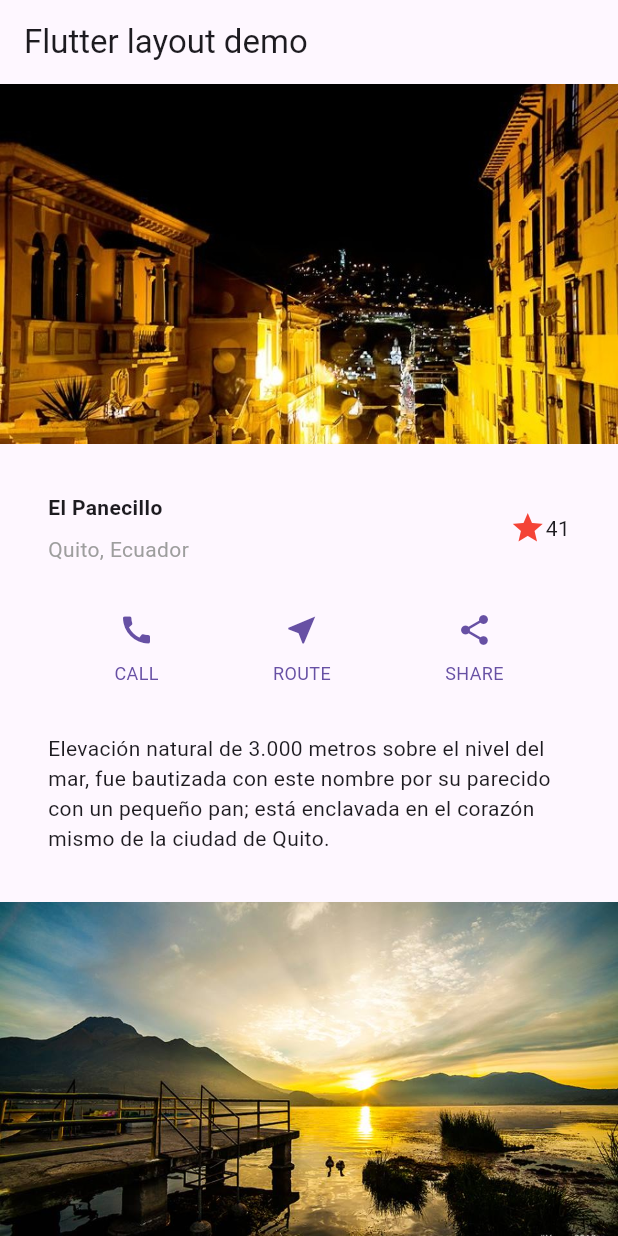
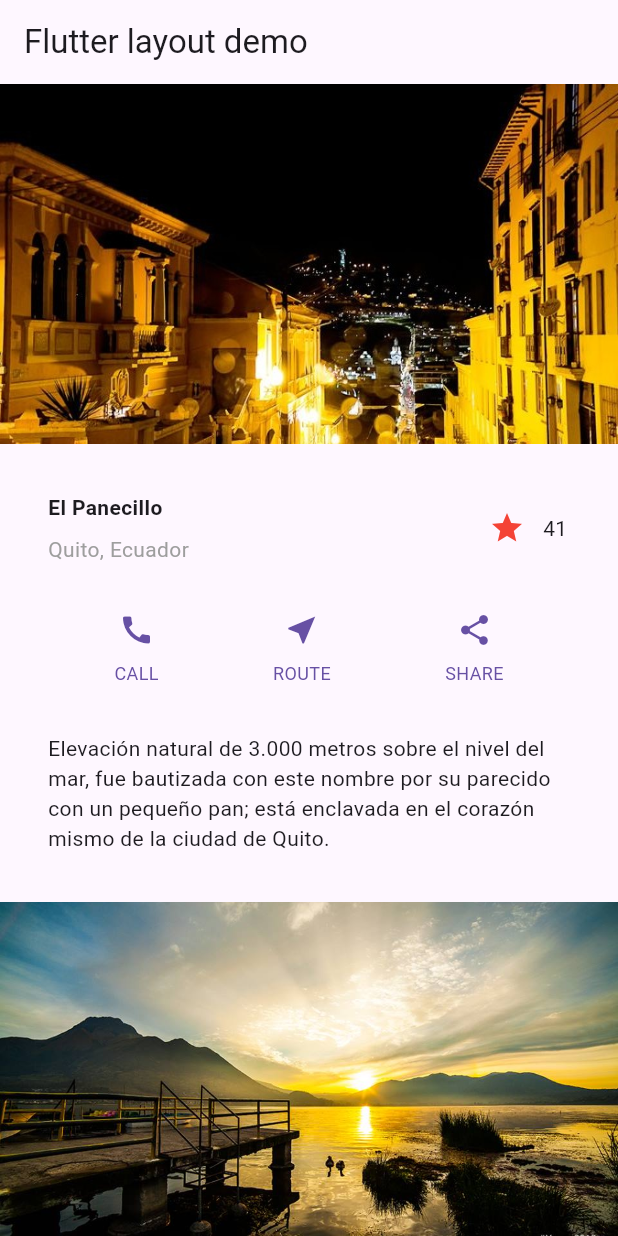
Before and after one commit to SanguchoMela/places_flutter, a Flutter app: the screen it shows after launch, on a phone screen of 412 x 824 dp. Run offline on Flutter 3.47's test engine with Material 3 defaults, Android fonts, the phone set to English and light mode, and no system bars.

Commit message:
feature: interactivity favorite button

```diff
--- a/lib/main.dart
+++ b/lib/main.dart
@@ -99,11 +99,12 @@ class TitleSection extends StatelessWidget {
             ),
           ),
           // /3/
-          Icon(
-            Icons.star,
-            color: Colors.red[500],
-          ),
-          const Text('41'),
+          // Icon(
+          //   Icons.star,
+          //   color: Colors.red[500],
+          // ),
+          // const Text('41'),
+          const FavoriteWidget(),
         ],
       ),
     );
@@ -206,3 +207,53 @@ class ImageSection extends StatelessWidget {
     return Image.asset(image, width: 600, height: 240, fit: BoxFit.cover);
   }
 }
+
+class FavoriteWidget extends StatefulWidget {
+  const FavoriteWidget({super.key});
+
+  @override
+  State<FavoriteWidget> createState() => _FavoriteWidgetState();
+}
+
+class _FavoriteWidgetState extends State<FavoriteWidget> {
+  bool _isFavorited = true;
+  int _favoriteCount = 41;
+  @override
+  Widget build(BuildContext context) {
+    return Row(
+      mainAxisSize: MainAxisSize.min,
+      children: [
+        Container(
+          padding: const EdgeInsets.all(0),
+          child: IconButton(
+            padding: const EdgeInsets.all(0),
+            alignment: Alignment.center,
+            icon: (_isFavorited
+                ? const Icon(Icons.star)
+                : const Icon(Icons.star_border)),
+            color: Colors.red[500],
+            onPressed: _toggleFavorite,
+          ),
+        ),
+        SizedBox(
+          width: 18,
+          child: SizedBox(
+            child: Text('$_favoriteCount'),
+          ),
+        ),
+      ],
+    );
+  }
+
+  void _toggleFavorite() {
+    setState(() {
+      if (_isFavorited) {
+        _favoriteCount -= 1;
+        _isFavorited = false;
+      } else {
+        _favoriteCount += 1;
+        _isFavorited = true;
+      }
+    });
+  }
+}
```
